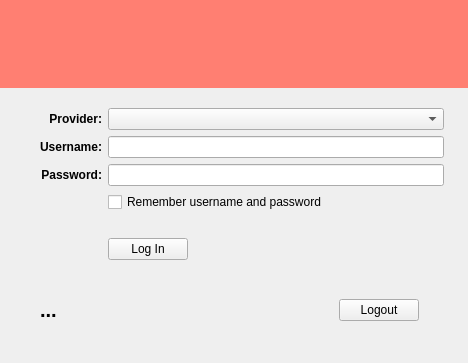
Above: src/leap/bitmask/gui/ui/login.ui from leapcode/bitmask_client before the change. Below: the same form after it.
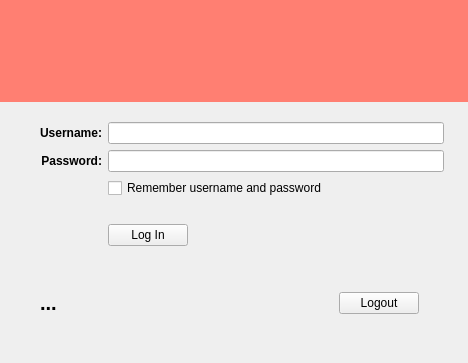
That is the form after the change. Icons and pictures are not drawn. Custom widgets are drawn as their Qt base class.

Commit message: moved provider selection popup menu to be at the top of the main window

What changed in the file:
```diff
--- a/src/leap/bitmask/gui/ui/login.ui
+++ b/src/leap/bitmask/gui/ui/login.ui
@@ -69,17 +69,7 @@
       <property name="rightMargin">
        <number>24</number>
       </property>
-      <item row="0" column="0">
-       <widget class="QLabel" name="label_4">
-        <property name="text">
-         <string>&lt;b&gt;Provider:&lt;/b&gt;</string>
-        </property>
-        <property name="alignment">
-         <set>Qt::AlignRight|Qt::AlignTrailing|Qt::AlignVCenter</set>
-        </property>
-       </widget>
-      </item>
-      <item row="4" column="1">
+      <item row="3" column="1">
        <widget class="QPushButton" name="btnLogin">
         <property name="sizePolicy">
          <sizepolicy hsizetype="Maximum" vsizetype="Fixed">
@@ -92,7 +82,7 @@
         </property>
        </widget>
       </item>
-      <item row="3" column="1">
+      <item row="2" column="1">
        <layout class="QVBoxLayout" name="verticalLayout">
         <item>
          <widget class="QCheckBox" name="chkRemember">
@@ -116,10 +106,7 @@
         </item>
        </layout>
       </item>
-      <item row="0" column="1">
-       <widget class="QComboBox" name="cmbProviders"/>
-      </item>
-      <item row="1" column="0">
+      <item row="0" column="0">
        <widget class="QLabel" name="label_2">
         <property name="text">
          <string>&lt;b&gt;Username:&lt;/b&gt;</string>
@@ -129,10 +116,10 @@
         </property>
        </widget>
       </item>
-      <item row="1" column="1">
+      <item row="0" column="1">
        <widget class="QLineEdit" name="lnUser"/>
       </item>
-      <item row="2" column="0">
+      <item row="1" column="0">
        <widget class="QLabel" name="label_3">
         <property name="text">
          <string>&lt;b&gt;Password:&lt;/b&gt;</string>
@@ -142,7 +129,7 @@
         </property>
        </widget>
       </item>
-      <item row="2" column="1">
+      <item row="1" column="1">
        <widget class="QLineEdit" name="lnPassword">
         <property name="inputMask">
          <string/>
```
The commit also changes 5 other files.
